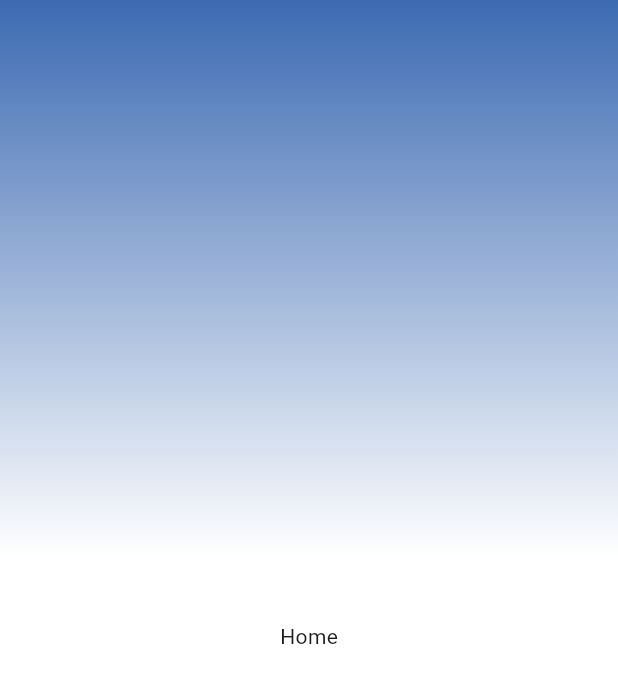
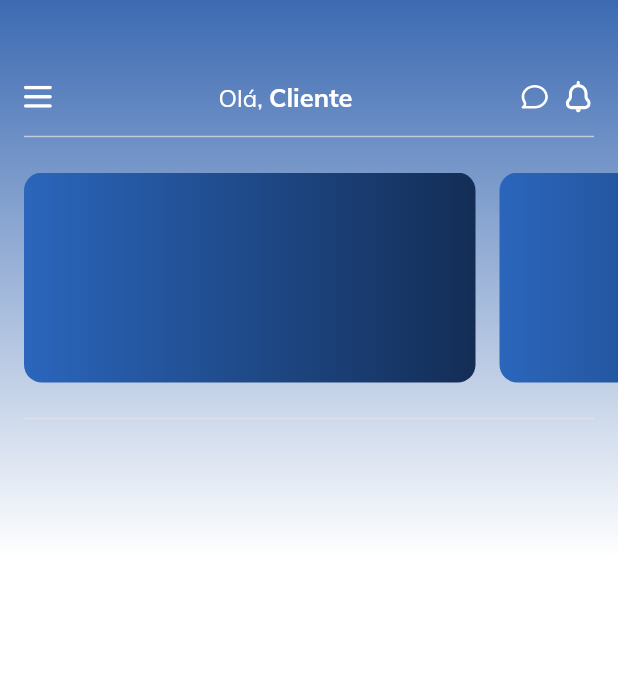
Before and after one commit to GabrielCairesDev/desafio_gs3, a Flutter app: the screen it shows after launch, on a phone screen of 412 x 824 dp. Shown: the top 683 px of the screen. Run offline on Flutter 3.47's test engine with Material 3 defaults, Android fonts, the phone set to English and light mode, and no system bars; our stand-ins replace flutter_svg.

Commit message:
hora de dormir

```diff
--- /dev/null
+++ b/lib/models/cartao_model.dart
@@ -0,0 +1,13 @@
+class CartaoModel {
+  final String numero;
+  final String nome;
+  final double limite;
+  final int melhorDia;
+
+  CartaoModel({
+    required this.numero,
+    required this.nome,
+    required this.limite,
+    required this.melhorDia,
+  });
+}
--- a/lib/page/home_page.dart
+++ /dev/null
@@ -1,20 +0,0 @@
-import 'package:desafio_gs3/theme/background.dart';
-import 'package:flutter/material.dart';
-
-class HomePage extends StatelessWidget {
-  const HomePage({super.key});
-
-  @override
-  Widget build(BuildContext context) {
-    return const Scaffold(
-      body: BackGround(
-        child: Center(
-          child: Padding(
-            padding: EdgeInsets.only(top: 24, right: 18, left: 18),
-            child: Text('Home'),
-          ),
-        ),
-      ),
-    );
-  }
-}
--- /dev/null
+++ b/lib/pages/home_page/controller/home_page_controller.dart
@@ -0,0 +1,9 @@
+import 'package:desafio_gs3/models/cartao_model.dart';
+import 'package:flutter/material.dart';
+
+class HomePageController extends ChangeNotifier {
+  List<CartaoModel> cartoesCadastrados = [
+    CartaoModel(numero: '1234 5678 9012 5621', nome: 'GS3 TEC', limite: 7867.80, melhorDia: 20),
+    CartaoModel(numero: '1234 5678 9012 5621', nome: 'GS3 TEC', limite: 7867.80, melhorDia: 20),
+  ];
+}
--- /dev/null
+++ b/lib/pages/home_page/home_page.dart
@@ -0,0 +1,46 @@
+import 'package:desafio_gs3/pages/home_page/controller/home_page_controller.dart';
+import 'package:desafio_gs3/pages/home_page/widgets/boas_vindas.dart';
+import 'package:desafio_gs3/pages/home_page/widgets/lista_cartoes.dart';
+import 'package:desafio_gs3/pages/home_page/widgets/mensagem_notificacao.dart';
+import 'package:desafio_gs3/pages/home_page/widgets/menu_icone.dart';
+import 'package:desafio_gs3/theme/background.dart';
+import 'package:flutter/material.dart';
+
+class HomePage extends StatelessWidget {
+  HomePage({super.key});
+
+  final HomePageController controlador = HomePageController();
+
+  @override
+  Widget build(BuildContext context) {
+    return Scaffold(
+      body: BackGround(
+        child: Padding(
+          padding: const EdgeInsets.only(top: 54),
+          child: Column(
+            crossAxisAlignment: CrossAxisAlignment.start,
+            children: [
+              const Padding(
+                padding: EdgeInsets.symmetric(horizontal: 16),
+                child: Row(
+                  mainAxisAlignment: MainAxisAlignment.spaceBetween,
+                  children: [
+                    HomePageMenuIcon(),
+                    BoasVindas(),
+                    MensagemNotificacao(),
+                  ],
+                ),
+              ),
+              const SizedBox(height: 8),
+              const Padding(padding: EdgeInsets.symmetric(horizontal: 16), child: Divider(color: Color.fromRGBO(229, 229, 229, 0.70), thickness: 1)),
+              const SizedBox(height: 16),
+              ListaCartoes(cartoesCadastrados: controlador.cartoesCadastrados),
+              const SizedBox(height: 16),
+              const Padding(padding: EdgeInsets.symmetric(horizontal: 16), child: Divider(color: Color.fromRGBO(229, 229, 229, 0.70), thickness: 1)),
+            ],
+          ),
+        ),
+      ),
+    );
+  }
+}
--- /dev/null
+++ b/lib/pages/home_page/widgets/boas_vindas.dart
@@ -0,0 +1,17 @@
+import 'package:flutter/material.dart';
+
+class BoasVindas extends StatelessWidget {
+  const BoasVindas({super.key});
+
+  @override
+  Widget build(BuildContext context) {
+    return RichText(
+      text: const TextSpan(
+        children: <TextSpan>[
+          TextSpan(text: 'Olá, ', style: TextStyle(fontSize: 16, fontWeight: FontWeight.w400, fontFamily: 'Mulish')),
+          TextSpan(text: 'Cliente', style: TextStyle(fontSize: 17, fontWeight: FontWeight.w700, fontFamily: 'Mulish')),
+        ],
+      ),
+    );
+  }
+}
--- /dev/null
+++ b/lib/pages/home_page/widgets/lista_cartoes.dart
@@ -0,0 +1,38 @@
+import 'package:desafio_gs3/models/cartao_model.dart';
+import 'package:flutter/material.dart';
+
+class ListaCartoes extends StatelessWidget {
+  final List<CartaoModel> cartoesCadastrados;
+  const ListaCartoes({super.key, required this.cartoesCadastrados});
+
+  @override
+  Widget build(BuildContext context) {
+    return SizedBox(
+      height: 140.0,
+      child: ListView.builder(
+        physics: const BouncingScrollPhysics(),
+        scrollDirection: Axis.horizontal,
+        itemCount: cartoesCadastrados.length,
+        itemBuilder: (itemBuilder, index) {
+          return _cartoesDesign(index);
+        },
+      ),
+    );
+  }
+
+  _cartoesDesign(int index) {
+    return Container(
+      margin: EdgeInsets.only(left: 16, right: (index == cartoesCadastrados.length - 1) ? 16 : 0),
+      width: 301.0,
+      height: 140.0,
+      decoration: BoxDecoration(
+        borderRadius: BorderRadius.circular(12.0),
+        gradient: const LinearGradient(
+          begin: Alignment.centerLeft,
+          end: Alignment.centerRight,
+          colors: [Color(0xFF2B66BC), Color(0xFF132D55)],
+        ),
+      ),
+    );
+  }
+}
--- /dev/null
+++ b/lib/pages/home_page/widgets/mensagem_notificacao.dart
@@ -0,0 +1,32 @@
+import 'package:desafio_gs3/utils/svg_icons.dart';
+import 'package:flutter/material.dart';
+import 'package:flutter_svg/svg.dart';
+
+class MensagemNotificacao extends StatelessWidget {
+  const MensagemNotificacao({super.key});
+
+  @override
+  Widget build(BuildContext context) {
+    return Row(
+      children: [
+        _mensagemIcone(),
+        const SizedBox(width: 8),
+        _notificacaoIcone(),
+      ],
+    );
+  }
+
+  _mensagemIcone() {
+    return InkWell(
+      onTap: () => debugPrint('Mensagem'),
+      child: SvgPicture.asset(SvgIcons.iconeMensagem, height: 21, width: 21),
+    );
+  }
+}
+
+_notificacaoIcone() {
+  return InkWell(
+    onTap: () => debugPrint('Notificação'),
+    child: SvgPicture.asset(SvgIcons.iconeNotificacao, height: 21, width: 21),
+  );
+}
--- /dev/null
+++ b/lib/pages/home_page/widgets/menu_icone.dart
@@ -0,0 +1,15 @@
+import 'package:desafio_gs3/utils/svg_icons.dart';
+import 'package:flutter/material.dart';
+import 'package:flutter_svg/svg.dart';
+
+class HomePageMenuIcon extends StatelessWidget {
+  const HomePageMenuIcon({super.key});
+
+  @override
+  Widget build(BuildContext context) {
+    return InkWell(
+      onTap: () => debugPrint('Menu'),
+      child: SvgPicture.asset(SvgIcons.iconeMenu, height: 15, width: 18.75),
+    );
+  }
+}
--- a/lib/routes/routes.dart
+++ b/lib/routes/routes.dart
@@ -1,4 +1,4 @@
-import 'package:desafio_gs3/page/home_page.dart';
+import 'package:desafio_gs3/pages/home_page/home_page.dart';
 import 'package:flutter/material.dart';
 
 class AppRoutes {
@@ -6,7 +6,7 @@ class AppRoutes {
 
   static Map<String, WidgetBuilder> routes() {
     return {
-      home: (context) => const HomePage(),
+      home: (context) => HomePage(),
     };
   }
 }
--- a/lib/theme/app_theme.dart
+++ b/lib/theme/app_theme.dart
@@ -1,6 +1,10 @@
 import 'package:flutter/material.dart';
 
 ThemeData appTheme() {
-  final baseTheme = ThemeData(visualDensity: VisualDensity.adaptivePlatformDensity);
+  final baseTheme = ThemeData(
+    fontFamily: 'Mulish',
+    primaryColor: const Color(0xFFFFFFFF),
+    visualDensity: VisualDensity.adaptivePlatformDensity,
+  );
   return baseTheme;
 }
--- /dev/null
+++ b/lib/utils/svg_icons.dart
@@ -0,0 +1,5 @@
+class SvgIcons {
+  static String iconeMenu = 'assets/icons/icone_menu.svg';
+  static String iconeMensagem = 'assets/icons/icone_mensagem.svg';
+  static String iconeNotificacao = 'assets/icons/icone_notificacao.svg';
+}
```
Also changed, not shown: pubspec.yaml (+16 -66 lines), assets/fonts/Mulish-Bold.ttf (added), assets/fonts/Mulish-Regular.ttf (added), assets/fonts/Mulish-SemiBold.ttf (added), assets/icons/icone_mensagem.svg (added), assets/icons/icone_menu.svg (added), assets/icons/icone_notificacao.svg (added), pubspec.lock.
